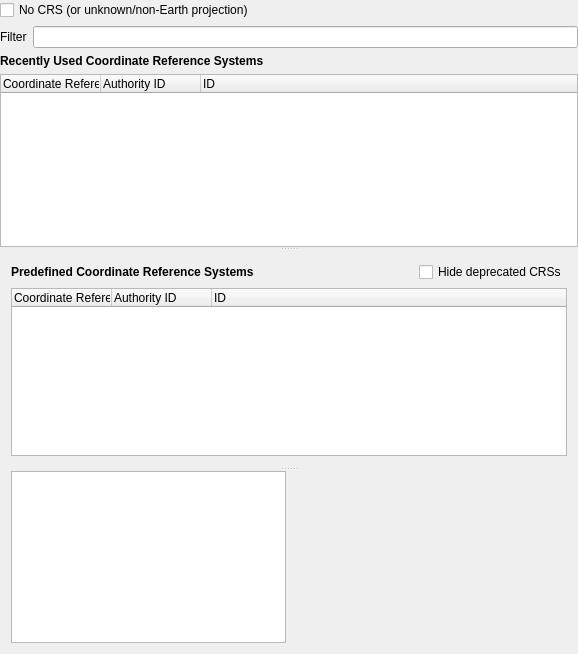
Qt form src/ui/qgsprojectionselectorbase.ui (carsmie/QGIS) before a commit.
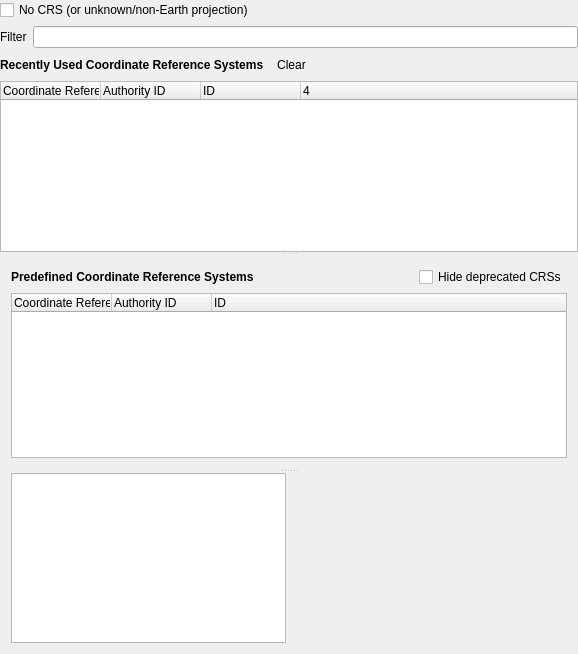
The same form after that commit. Icons and pictures are not drawn. Custom widgets are drawn as their Qt base class.

Commit message: Add buttons in the QgsProjectionTree to clear recent CRS

Patch:
```diff
--- a/src/ui/qgsprojectionselectorbase.ui
+++ b/src/ui/qgsprojectionselectorbase.ui
@@ -82,6 +82,8 @@
        </layout>
       </item>
       <item>
+       <layout class="QHBoxLayout" name="horizontalLayout_2">
+        <item>
        <widget class="QLabel" name="label_3">
         <property name="font">
          <font>
@@ -95,6 +97,38 @@
        </widget>
       </item>
       <item>
+         <widget class="QToolButton" name="mClearRecentCrs">
+          <property name="toolTip">
+           <string>Clear all recently used coordinate reference systems</string>
+          </property>
+          <property name="text">
+           <string>Clear</string>
+          </property>
+          <property name="icon">
+           <iconset resource="../../images/images.qrc">
+            <normaloff>:/images/themes/default/console/iconClearConsole.svg</normaloff>:/images/themes/default/console/iconClearConsole.svg</iconset>
+          </property>
+          <property name="autoRaise">
+           <bool>true</bool>
+          </property>
+         </widget>
+        </item>
+        <item>
+         <spacer name="horizontalSpacer">
+          <property name="orientation">
+           <enum>Qt::Horizontal</enum>
+          </property>
+          <property name="sizeHint" stdset="0">
+           <size>
+            <width>40</width>
+            <height>20</height>
+           </size>
+          </property>
+         </spacer>
+        </item>
+       </layout>
+      </item>
+      <item>
        <widget class="QSplitter" name="mSplitter">
         <property name="orientation">
          <enum>Qt::Vertical</enum>
@@ -125,7 +159,7 @@
           <bool>true</bool>
          </property>
          <property name="columnCount">
-          <number>3</number>
+          <number>4</number>
          </property>
          <column>
           <property name="text">
@@ -142,8 +176,13 @@
            <string>ID</string>
           </property>
          </column>
+         <column>
+          <property name="text">
+           <string/>
+          </property>
+         </column>
         </widget>
-        <widget class="QWidget" name="">
+        <widget class="QWidget" name="layoutWidget">
          <layout class="QGridLayout" name="gridLayout">
           <property name="horizontalSpacing">
            <number>0</number>
@@ -223,7 +262,7 @@
           </item>
          </layout>
         </widget>
-        <widget class="QWidget" name="">
+        <widget class="QWidget" name="layoutWidget">
          <layout class="QHBoxLayout" name="horizontalLayout_4">
           <property name="topMargin">
            <number>0</number>
```
Left out of the diff: 4 changed lines with no effect on the pictures. Lines whose indentation alone changed are shown as unchanged. The commit also changes 3 other files.
